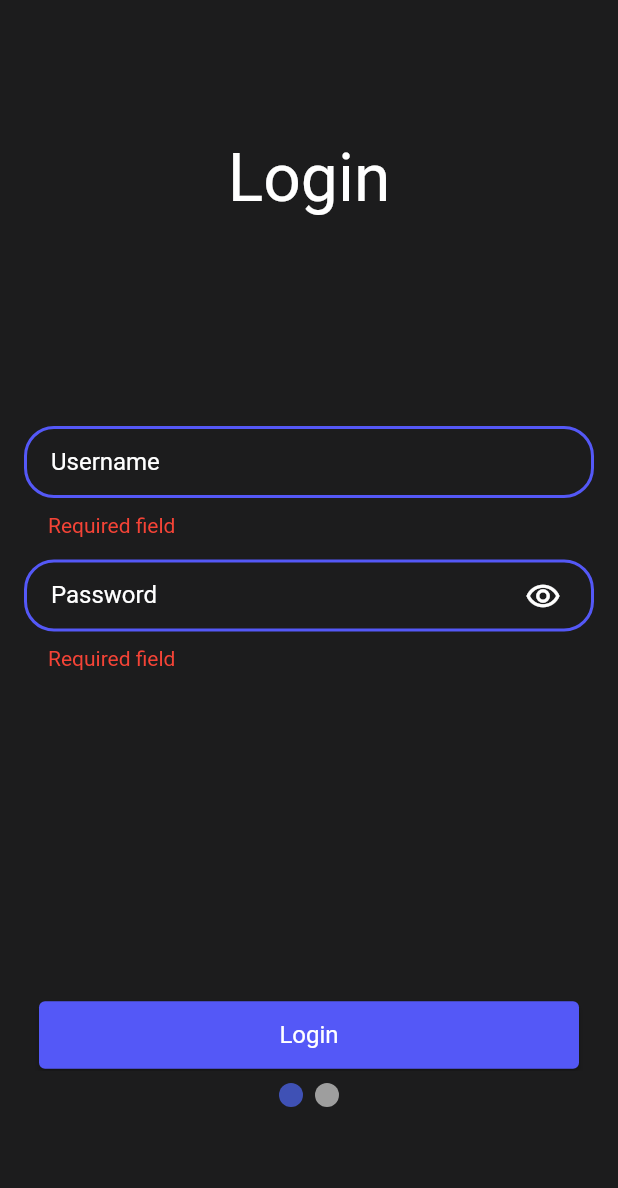
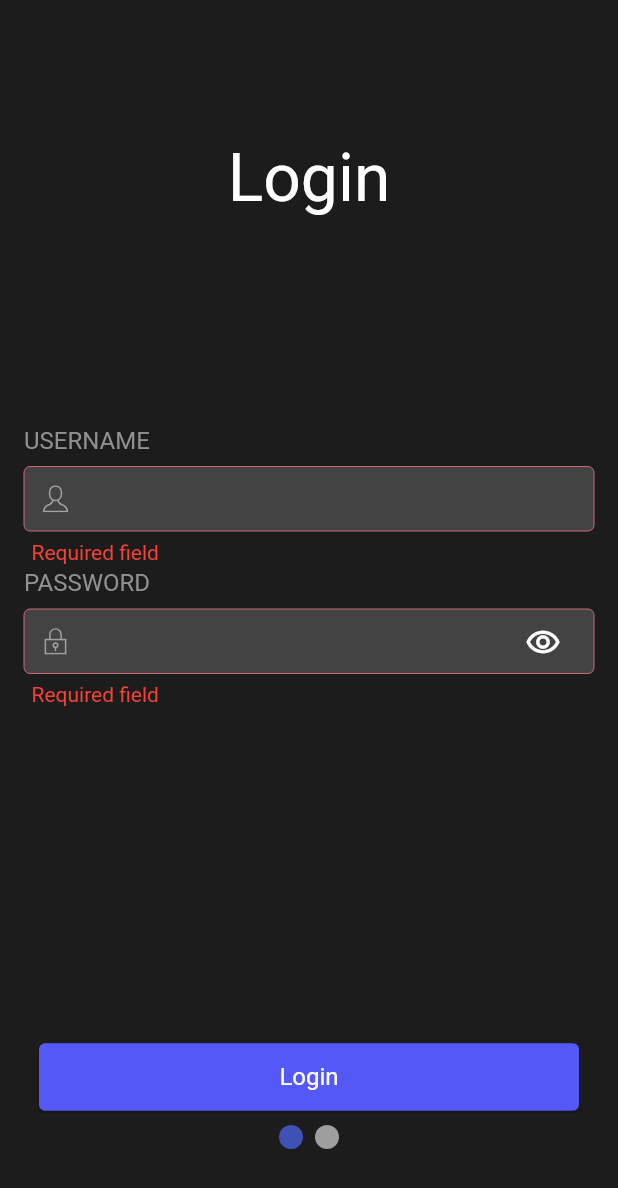
Before and after one commit to Demphait/single-house-flutter, a Flutter app: the screen it shows after launch, after a tap on "Login", on a phone screen of 412 x 824 dp. Shown: the top 1188 px of the screen. Run offline on Flutter 3.47's test engine with Material 2 defaults, Android fonts, the light colour scheme and no system bars; drawn by our look-alikes of smooth_page_indicator; our stand-ins replace bloc, dio, firebase_core, firebase_crashlytics, flutter_bloc, flutter_svg and 2 more; accounts and stored records are empty.

Commit message:
feature: updated design of buttons and textfields

```diff
--- a/lib/views/auth/auth_view.dart
+++ b/lib/views/auth/auth_view.dart
@@ -61,14 +61,16 @@ class _AuthViewState extends State<AuthView> {
                       children: [
                         AppTextField(
                           name: 'Username',
+                          icon: 'assets/icons/user_new.svg',
                           controller: _loginController,
                           validator: ValidateLogin(isRequired: true).validation,
                         ),
-                        AppSpaceBox.md,
+                        // AppSpaceBox.md,
                         Stack(
                           children: [
                             AppTextField(
                               name: 'Password',
+                              icon: 'assets/icons/lock_new.svg',
                               obscureText: isHidePassword,
                               textInputAction: TextInputAction.done,
                               controller: _passwordController,
@@ -76,7 +78,7 @@ class _AuthViewState extends State<AuthView> {
                             ),
                             Positioned(
                               right: 10,
-                              top: 8,
+                              top: 33,
                               child: IconButton(
                                 onPressed: () {
                                   setState(() {
@@ -100,7 +102,7 @@ class _AuthViewState extends State<AuthView> {
           Container(
             child: SmoothPageIndicator(controller: _pageController, count: 2),
             padding: EdgeInsets.symmetric(vertical: AppSpace.sm),
-            margin: const EdgeInsets.only(bottom: 78),
+            margin: const EdgeInsets.only(bottom: 50),
           ),
         ],
       ),
--- a/lib/views/auth/components/login/login_component.dart
+++ b/lib/views/auth/components/login/login_component.dart
@@ -52,6 +52,7 @@ class _LoginWidgetState extends State<LoginWidget> {
               ),
               ElevatedButton(
                 onPressed: () {
+                  widget.formKey.currentState?.validate();
                   if (widget.formKey.currentState?.validate() == true) {
                     _cubit.submit(widget.loginController.text, widget.passController.text);
                     _cubit.loading();
--- a/lib/views/auth/components/register/register_component.dart
+++ b/lib/views/auth/components/register/register_component.dart
@@ -60,7 +60,9 @@ class _RegisterWidgetState extends State<RegisterWidget> {
               ),
               ElevatedButton(
                 onPressed: () {
-                  if (formKey.currentState?.validate() == true && widget.formKey.currentState?.validate() == true) {
+                  widget.formKey.currentState?.validate();
+                  formKey.currentState?.validate();
+                  if (widget.formKey.currentState?.validate() == true && formKey.currentState?.validate() == true) {
                     _registerCubit.submit(
                       widget.loginController.text,
                       widget.passController.text,
@@ -78,7 +80,7 @@ class _RegisterWidgetState extends State<RegisterWidget> {
           ),
           Padding(
             // 66 - offset for move center, cause of invite
-            padding: EdgeInsets.fromLTRB(AppSpace.md, 76, AppSpace.md, 0),
+            padding: EdgeInsets.fromLTRB(AppSpace.md, 100, AppSpace.md, 0),
             child: Form(
               key: formKey,
               child: Column(
@@ -86,25 +88,25 @@ class _RegisterWidgetState extends State<RegisterWidget> {
                 children: [
                   AppTextField(
                     name: 'Email',
+                    icon: 'assets/icons/mail_new.svg',
                     textInputType: TextInputType.emailAddress,
                     controller: _emailController,
                     validator: ValidateEmail(isRequired: true).validation,
                   ),
-                  AppSpaceBox.md,
+                  AppSpaceBox.def,
                   const Opacity(
                     opacity: 0,
-                    child: AppTextField(name: '1'),
+                    child: AppTextField(name: '1', icon: 'assets/icons/pass.svg'),
                   ),
-                  AppSpaceBox.md,
                   const Opacity(
                     opacity: 0,
-                    child: AppTextField(name: '1'),
+                    child: AppTextField(name: '1', icon: 'assets/icons/pass.svg'),
                   ),
-                  AppSpaceBox.md,
                   Stack(
                     children: [
                       AppTextField(
                         name: 'Confirm Password',
+                        icon: 'assets/icons/lock_new.svg',
                         obscureText: isHidePassword,
                         controller: _cofirmPasswordController,
                         validator:
@@ -112,7 +114,7 @@ class _RegisterWidgetState extends State<RegisterWidget> {
                       ),
                       Positioned(
                         right: 10,
-                        top: 8,
+                        top: 33,
                         child: IconButton(
                           onPressed: () {
                             setState(() {
@@ -126,9 +128,9 @@ class _RegisterWidgetState extends State<RegisterWidget> {
                       ),
                     ],
                   ),
-                  AppSpaceBox.md,
                   AppTextField(
                     name: 'Invite',
+                    icon: 'assets/icons/mobile_phone_new.svg',
                     obscureText: false,
                     textInputAction: TextInputAction.done,
                     controller: _inviteController,
--- a/lib/widgets/app_textfield.dart
+++ b/lib/widgets/app_textfield.dart
@@ -1,4 +1,5 @@
 import 'package:flutter/material.dart';
+import 'package:flutter_svg/flutter_svg.dart';
 import 'package:single_house/styles/app_colors.dart';
 import 'package:single_house/styles/app_space.dart';
 import 'package:single_house/styles/app_text_styles.dart';
@@ -7,6 +8,7 @@ class AppTextField extends StatefulWidget {
   const AppTextField({
     Key? key,
     required this.name,
+    required this.icon,
     this.obscureText = false,
     this.textInputAction = TextInputAction.next,
     this.controller,
@@ -16,6 +18,7 @@ class AppTextField extends StatefulWidget {
   }) : super(key: key);
 
   final String name;
+  final String icon;
   final bool obscureText;
   final TextInputAction textInputAction;
   final TextEditingController? controller;
@@ -40,20 +43,26 @@ class _AppTextFieldState extends State<AppTextField> {
       children: [
         Padding(
           padding: EdgeInsets.symmetric(vertical: AppSpace.sm),
-          child: TextFormField(
+          child: Column(
+            crossAxisAlignment: CrossAxisAlignment.start,
+            children: [
+              Text(
+                widget.name.toUpperCase(),
+                style: Theme.of(context).textTheme.labelLarge,
+              ),
+              const SizedBox(height: 8),
+              TextFormField(
                 style: Theme.of(context).textTheme.headlineMedium,
                 keyboardType: widget.textInputType,
                 textInputAction: widget.textInputAction,
                 obscureText: widget.obscureText,
                 controller: widget.controller,
-            // validator: widget.validator,
                 validator: (value) {
                   _errorText = widget.validator?.call(value);
                   if (_errorText != null) _isValidating = true;
                   setState(() {});
                   return _errorText;
                 },
-            // onChanged: widget.onChanged,
                 onChanged: (value) {
                   widget.onChanged?.call(value);
                   if (_isValidating == true) {
@@ -62,43 +71,24 @@ class _AppTextFieldState extends State<AppTextField> {
                   }
                 },
                 decoration: InputDecoration(
+                  filled: true,
+                  fillColor: AppColors.textFieldGrey,
+                  isCollapsed: true,
+                  border: const OutlineInputBorder(),
+                  contentPadding: const EdgeInsets.symmetric(horizontal: 12, vertical: 12),
+                  label: SvgPicture.asset(widget.icon, color: AppColors.white),
                   errorStyle: const TextStyle(height: 0, fontSize: 0),
-              labelText: widget.name,
                   labelStyle: Theme.of(context).textTheme.headlineMedium,
-              //isCollapsed: true,
-              enabledBorder: OutlineInputBorder(
-                borderSide: BorderSide(color: AppColors.primary, width: 2),
-                borderRadius: const BorderRadius.all(
-                  Radius.circular(20),
                 ),
               ),
-              focusedBorder: OutlineInputBorder(
-                borderSide: BorderSide(color: AppColors.primary, width: 2),
-                borderRadius: const BorderRadius.all(
-                  Radius.circular(20),
-                ),
-              ),
-              errorBorder: OutlineInputBorder(
-                borderSide: BorderSide(color: AppColors.primary, width: 2),
-                borderRadius: const BorderRadius.all(
-                  Radius.circular(20),
-                ),
-              ),
-              focusedErrorBorder: OutlineInputBorder(
-                borderSide: BorderSide(color: AppColors.primary, width: 2),
-                borderRadius: const BorderRadius.all(
-                  Radius.circular(20),
-                ),
-              ),
-              contentPadding: const EdgeInsets.symmetric(horizontal: 18, vertical: 13),
-            ),
+            ],
           ),
         ),
         Positioned(
-          bottom: -9,
-          left: 16,
+          bottom: -5,
+          left: 5,
           child: SizedBox(
-            width: MediaQuery.of(context).size.width*0.85,
+            width: MediaQuery.of(context).size.width * 0.85,
             child: Text(
               _errorText ?? '',
               style: AppTextStyles.mediumTextStyle.red,
@@ -111,6 +101,3 @@ class _AppTextFieldState extends State<AppTextField> {
     );
   }
 }
-
-// делаем ветку валидатион
-// AppTextField комитим
```
Lines whose indentation alone changed are shown as unchanged.
